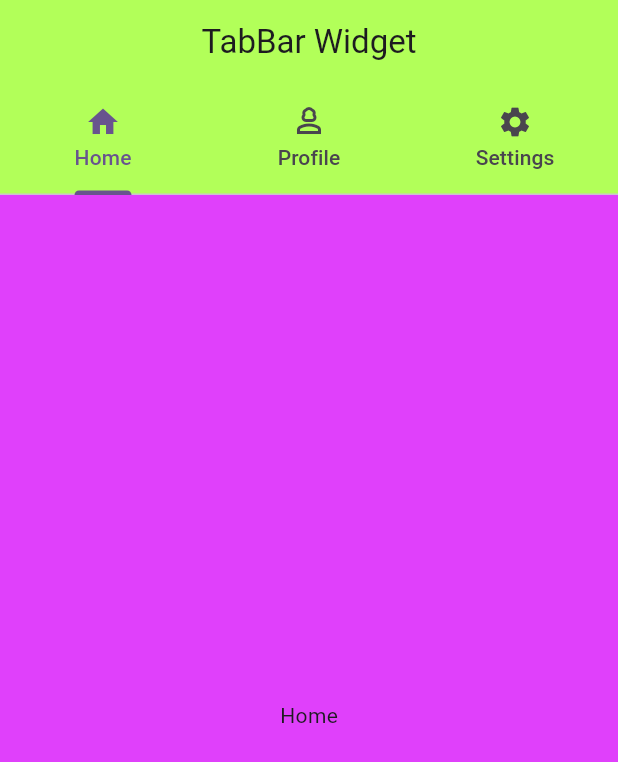
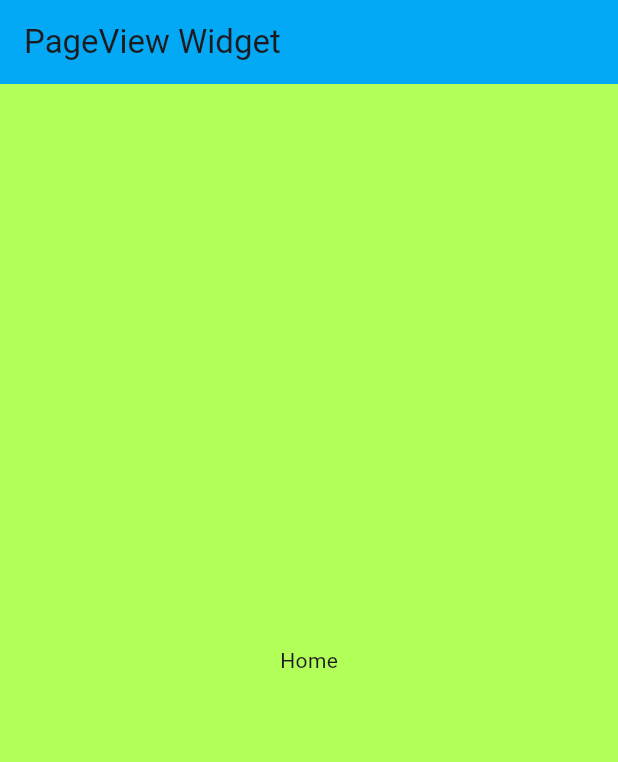
Before and after one commit to monir996/flutter-notebook, a Flutter app: the screen it shows after launch, on a phone screen of 412 x 824 dp. Shown: the top 762 px of the screen. Run offline on Flutter 3.47's test engine with Material 3 defaults, Android fonts, the light colour scheme and no system bars.

Commit message:
PageView - initial

```diff
--- a/lib/fragments/HomeFragment.dart
+++ b/lib/fragments/HomeFragment.dart
@@ -6,7 +6,7 @@ class HomeFragment extends StatelessWidget {
   @override
   Widget build(BuildContext context) {
     return Container(
-      color: Colors.purpleAccent,
+      color: Colors.lightGreenAccent,
       child: Center(
         child: Text("Home"),
       ),
--- a/lib/fragments/ProfileFragment.dart
+++ b/lib/fragments/ProfileFragment.dart
@@ -6,7 +6,7 @@ class ProfileFragment extends StatelessWidget {
   @override
   Widget build(BuildContext context) {
     return Container(
-      color: Colors.redAccent,
+      color: Colors.tealAccent,
       child: Center(
         child: Text("Profile"),
       ),
--- a/lib/main.dart
+++ b/lib/main.dart
@@ -18,44 +18,37 @@ class MyApp extends StatelessWidget {
       theme: ThemeData(
         colorScheme: ColorScheme.fromSeed(seedColor: Colors.deepPurple),
       ),
-      home: const HomeScreen(),
+      home: HomeScreen(),
     );
   }
 }
 
 class HomeScreen extends StatelessWidget {
-  const HomeScreen({super.key});
+  HomeScreen({super.key});
+
+  // ----------------------- Controller for PageView Widget ------------------
+  PageController pageController = PageController();
+
+  final List<Widget> _list = [HomeFragment(), ProfileFragment(), SettingsFragment()];
 
   @override
   Widget build(BuildContext context) {
 
-    // ----------------------- Branch 12 ==> TabBar Widget ------------------
-    return DefaultTabController(
-      length: 3,
-      child: Scaffold(
 
-        appBar: AppBar(
-            title: Text("TabBar Widget"),
-            backgroundColor: Colors.lightGreenAccent,
-            centerTitle: true,
+    return Scaffold(
 
-            bottom: TabBar(
-                //isScrollable: true,
-                tabs: [
-                  Tab(icon: Icon(Icons.home), text: "Home"),
-                  Tab(icon: Icon(Icons.person_3_outlined), text: "Profile"),
-                  Tab(icon: Icon(Icons.settings), text: "Settings"),
-                ]
-            ),
-        ),
+      appBar: AppBar(title: Text("PageView Widget"), backgroundColor: Colors.lightBlue),
 
-        body: TabBarView(
-            children: [
-              HomeFragment(),
-              ProfileFragment(),
-              SettingsFragment()
-        ]),
-      ),
+      // ----------------------- Branch 13 ==> PageView Widget ------------------
+      body: PageView(
+        scrollDirection: Axis.horizontal,
+        controller: pageController,
+        children: _list,
+        onPageChanged: (index){
+          print("INDEX: $index");
+        },
+      )
+
     );
   }
 }
```
